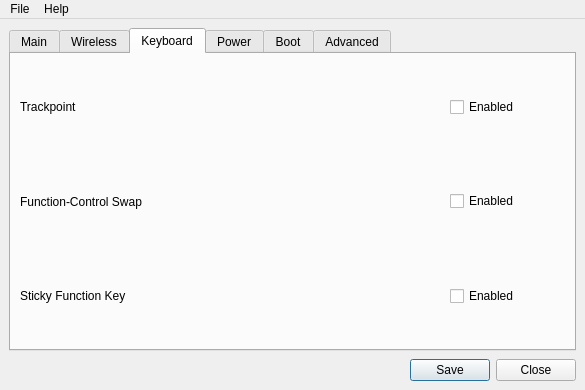
Qt form src/x200/corevantage.ui (JaGoLi/corevantage) before a commit.
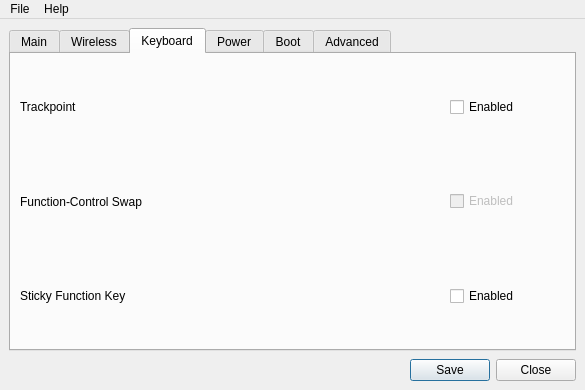
The same form after that commit. The open tabs and pages were chosen to show the change.

The edit to the form file:
```diff
--- a/src/x200/corevantage.ui
+++ b/src/x200/corevantage.ui
@@ -429,6 +429,9 @@
             </item>
             <item>
              <widget class="QCheckBox" name="swapBox">
+              <property name="enabled">
+               <bool>false</bool>
+              </property>
               <property name="maximumSize">
                <size>
                 <width>115</width>
```
Left out of the diff: 2 changed lines with no effect on the pictures.
